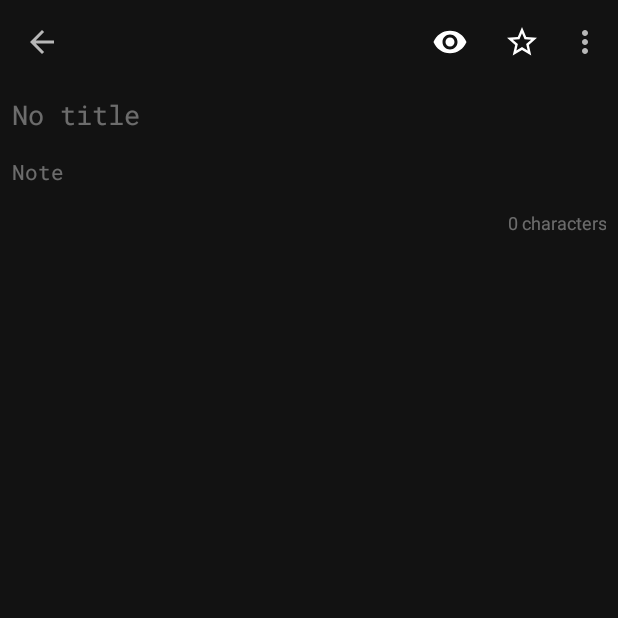
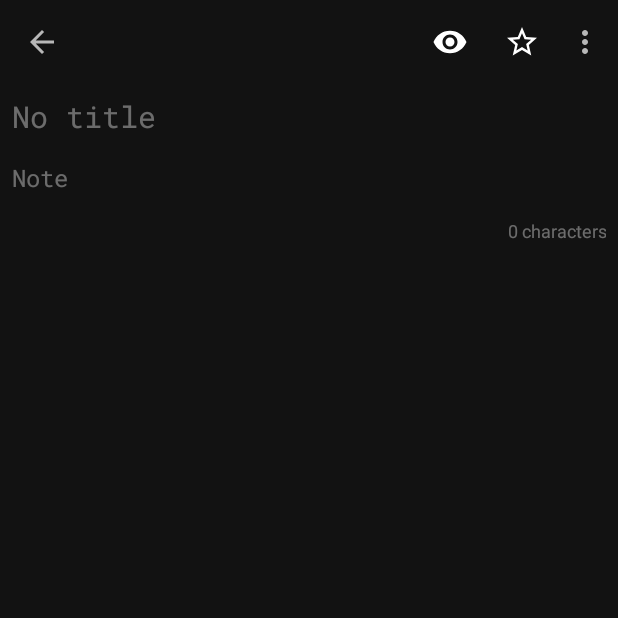
Before and after one commit to jaradgray/RoomNotes, an Android app: the NoteDetailFragment screen opened through its navigation route, on a phone screen of 412 x 824 dp, the top half of it. Run offline under Robolectric (Android 15) with nearby library versions, the phone set to English and light mode, and no system bars; our stand-ins replace Room's generated code, navigation-ui; libraries missing offline, so code that uses them is left out: io.noties.markwon; 6 statements that could not run were skipped.

Commit message:
increase monospace text sizes

```diff
--- a/app/src/main/res/values/dimens.xml
+++ b/app/src/main/res/values/dimens.xml
@@ -11,6 +11,10 @@
     <dimen name="text_size_small">12sp</dimen>
     <dimen name="text_size_large">18sp</dimen>
 
+    <dimen name="text_size_normal_monospace">16sp</dimen>
+    <dimen name="text_size_small_monospace">14sp</dimen>
+    <dimen name="text_size_large_monospace">20sp</dimen>
+
     <dimen name="text_size_normal_cardview">14sp</dimen>
     <dimen name="text_size_small_cardview">12sp</dimen>
     <dimen name="text_size_large_cardview">16sp</dimen>
--- a/app/src/main/res/values/styles.xml
+++ b/app/src/main/res/values/styles.xml
@@ -42,6 +42,7 @@
     <style name="Text.Body" />
     <style name="Text.Body.Monospace">
         <item name="android:fontFamily">@font/roboto_mono</item>
+        <item name="android:textSize">@dimen/text_size_normal_monospace</item>
     </style>
     <style name="Text.Title">
         <item name="android:textColor">@color/on_background_high_emphasis</item>
@@ -50,6 +51,7 @@
     </style>
     <style name="Text.Title.Monospace">
         <item name="android:fontFamily">@font/roboto_mono</item>
+        <item name="android:textSize">@dimen/text_size_large_monospace</item>
     </style>
     <style name="Text.Metadata">
         <item name="android:textColor">@color/on_background_disabled</item>
```
